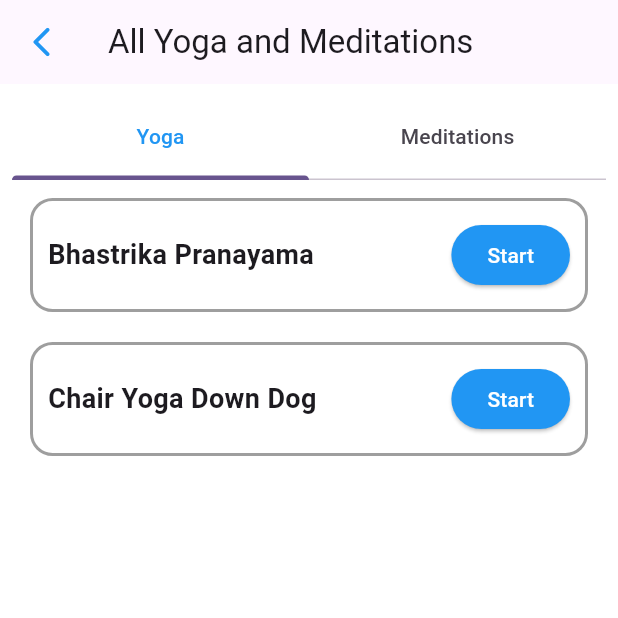
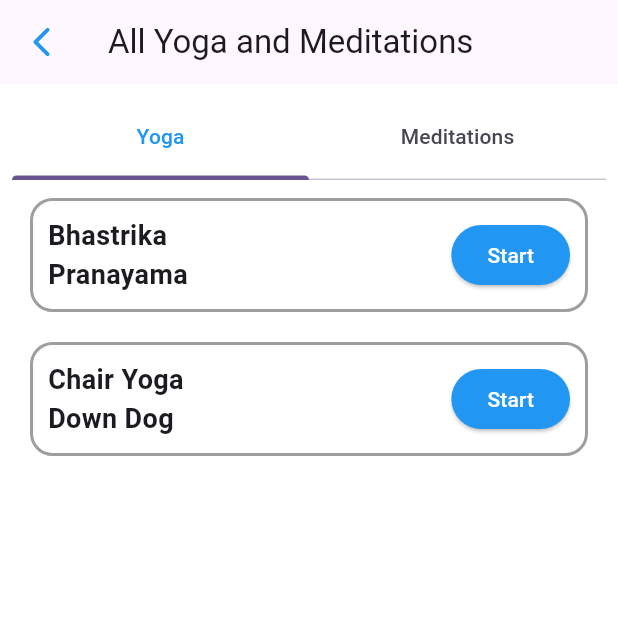
Before and after one commit to bawantha2001/MindCare, a Flutter app: the YogaMeditaionScreen screen opened directly with empty values, on a phone screen of 412 x 824 dp, the top half of it. Run offline on Flutter 3.47's test engine with Material 3 defaults, Android fonts, the phone set to English and light mode, and no system bars; drawn by our look-alikes of contained_tab_bar_view; our stand-ins replace camera, flutter_spinkit, flutter_tts, get, permission_handler; missing offline and left inert: flutter_sound, smart_popup, tflite_v2.

Commit message:
new_commit

```diff
--- a/assets/faceRec/labels.txt
+++ b/assets/faceRec/labels.txt
@@ -1,3 +1,3 @@
-0 Angry
-1 Sad
+0 Sad
+1 Angry
 2 Happy
--- a/lib/screens/excersice_screen.dart
+++ b/lib/screens/excersice_screen.dart
@@ -42,7 +42,7 @@ class _ExcersiceScreenState extends State<ExcersiceScreen> {
                   ),
                   child: Row(
                     children: [
-                      Text(widget.faceType=='Happy'?"Chair Dancing":widget.faceType=='Sad'?"Slow Walking":"Squeezing a Soft Stress Ball",style: TextStyle(fontWeight: FontWeight.w700,fontSize: 18),),
+                      Expanded(child: Text(widget.faceType=='Happy'?"Chair Dancing":widget.faceType=='Sad'?"Slow Walking":"Squeezing a Soft Stress Ball",style: TextStyle(fontWeight: FontWeight.w700,fontSize: 18),)),
                       Spacer(),
                       ElevatedButton(
                         onPressed: (){
@@ -67,7 +67,7 @@ class _ExcersiceScreenState extends State<ExcersiceScreen> {
                   ),
                   child: Row(
                     children: [
-                      Text(widget.faceType=='Happy'?"Tai Chi":widget.faceType=='Sad'?"Slow Walking":"Seated Leg & Arm Movements",style: TextStyle(fontWeight: FontWeight.w700,fontSize: 18),),
+                      Expanded(child: Text(widget.faceType=='Happy'?"Tai Chi":widget.faceType=='Sad'?"Slow Walking":"Seated Leg & Arm Movements",style: TextStyle(fontWeight: FontWeight.w700,fontSize: 18),)),
                       Spacer(),
                       ElevatedButton(
                         onPressed: (){
--- a/lib/screens/music_screen.dart
+++ b/lib/screens/music_screen.dart
@@ -40,7 +40,7 @@ class _MusicScreenState extends State<MusicScreen> {
                   ),
                   child: Row(
                     children: [
-                      Text(widget.faceType=='Happy'?"Clarence Wijewardena - Malata Bambareku Se":widget.faceType=='Sad'?"Karunaratne Divulgane - Sulanga Numba Wage":"Sunil Perera - Kurumitto",style: TextStyle(fontWeight: FontWeight.w700,fontSize: 18),),
+                      Flexible(child: Text(widget.faceType=='Happy'?"Clarence Wijewardena - Malata Bambareku Se":widget.faceType=='Sad'?"Karunaratne Divulgane - Sulanga Numba Wage":"Sunil Perera - Kurumitto",style: TextStyle(fontWeight: FontWeight.w700,fontSize: 18),)),
                       Spacer(),
                       GestureDetector(
                         onTap: (){
--- a/lib/screens/yoga_meditaion_screen.dart
+++ b/lib/screens/yoga_meditaion_screen.dart
@@ -54,7 +54,7 @@ class _MusicScreenState extends State<YogaMeditaionScreen> {
                         ),
                         child: Row(
                           children: [
-                            Text(widget.faceType=='Happy'?"Seated Chair Yoga Sun Salutations":widget.faceType=='Sad'?"Alternate Nostril Breathing":"Bhastrika Pranayama",style: TextStyle(fontWeight: FontWeight.w700,fontSize: 18),),
+                            Flexible(child: Text(widget.faceType=='Happy'?"Seated Chair Yoga Sun Salutations":widget.faceType=='Sad'?"Alternate Nostril Breathing":"Bhastrika Pranayama",style: TextStyle(fontWeight: FontWeight.w700,fontSize: 18),)),
                             Spacer(),
                             ElevatedButton(
                               onPressed: (){
@@ -79,7 +79,7 @@ class _MusicScreenState extends State<YogaMeditaionScreen> {
                         ),
                         child: Row(
                           children: [
-                            Text(widget.faceType=='Happy'?"Chair Warrior II":widget.faceType=='Sad'?"Standing Chair Yoga Sun Salutations":"Chair Yoga Down Dog",style: TextStyle(fontWeight: FontWeight.w700,fontSize: 18),),
+                            Flexible(child: Text(widget.faceType=='Happy'?"Chair Warrior II":widget.faceType=='Sad'?"Standing Chair Yoga Sun Salutations":"Chair Yoga Down Dog",style: TextStyle(fontWeight: FontWeight.w700,fontSize: 18),)),
                             Spacer(),
                             ElevatedButton(
                               onPressed: (){
@@ -116,7 +116,7 @@ class _MusicScreenState extends State<YogaMeditaionScreen> {
                         ),
                         child: Row(
                           children: [
-                            Text(widget.faceType=='Happy'?"Gratitude Reflection Meditation":widget.faceType=='Sad'?"Deep Breathing with Affirmations":"Cooling Breath",style: TextStyle(fontWeight: FontWeight.w700,fontSize: 18),),
+                            Flexible(child: Text(widget.faceType=='Happy'?"Gratitude Reflection Meditation":widget.faceType=='Sad'?"Deep Breathing with Affirmations":"Cooling Breath",style: TextStyle(fontWeight: FontWeight.w700,fontSize: 18),)),
                             Spacer(),
                             ElevatedButton(
                               onPressed: (){
@@ -141,7 +141,7 @@ class _MusicScreenState extends State<YogaMeditaionScreen> {
                         ),
                         child: Row(
                           children: [
-                            Text(widget.faceType=='Happy'?"Joyful Visualization":widget.faceType=='Sad'?"Body Relaxation Meditation":"Guided Relaxation",style: TextStyle(fontWeight: FontWeight.w700,fontSize: 18),),
+                            Flexible(child: Text(widget.faceType=='Happy'?"Joyful Visualization":widget.faceType=='Sad'?"Body Relaxation Meditation":"Guided Relaxation",style: TextStyle(fontWeight: FontWeight.w700,fontSize: 18),)),
                             Spacer(),
                             ElevatedButton(
                               onPressed: (){
--- a/lib/services/face_scan_service.dart
+++ b/lib/services/face_scan_service.dart
@@ -111,7 +111,7 @@ class FaceScanService extends GetxController{
       if(detector != null){
         if(detector[0]['confidence']>=0.89 && detector[0]['confidence']<0.9999064207077026){
           String label = detector[0]['label'];
-          detectedObject.value = label.replaceAll(RegExp(r'[0-9]'), '');
+          detectedObject.value = label.replaceAll(RegExp(r'[0-9]\s'), '');
           update();
           print("Result is ${detectedObject.value}");
           Get.off(FaceDetectDashboard(faceType: detectedObject.value));
--- a/lib/services/scan_service.dart
+++ b/lib/services/scan_service.dart
@@ -138,7 +138,7 @@ class ScanService extends GetxController{
       if(detector != null){
         if(detector[0]['confidence']>=0.89 && detector[0]['confidence']<0.9999064207077026){
           String label = detector[0]['label'];
-          detectedObject.value = label.replaceAll(RegExp(r'[0-9]'), '');
+          detectedObject.value = label.replaceAll(RegExp(r'[0-9\s]'), '');
           update();
           print("Result is $label");
           stopCamera();
```
Also changed, not shown: pubspec.lock, 4 other files.
